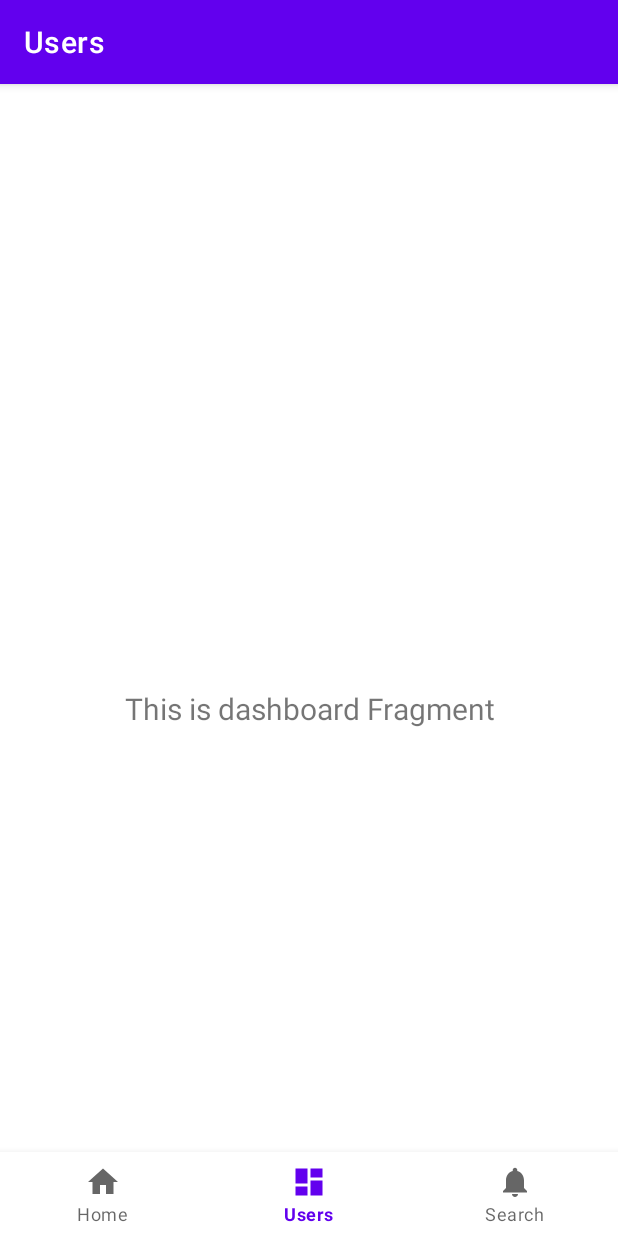
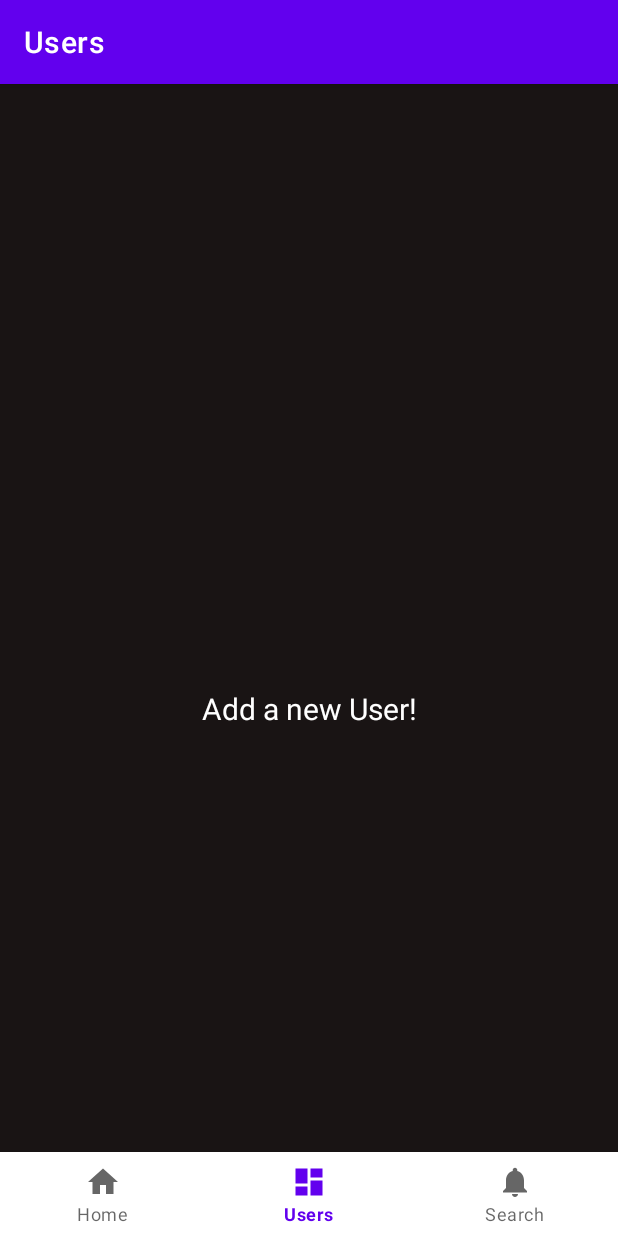
Before and after one commit to david-holmes-UAB/CS422_FinalApp, an Android app: the DashboardFragment screen opened through its navigation route, on a phone screen of 412 x 824 dp. Run offline under Robolectric (Android 15) with nearby library versions, the phone set to English and light mode, and no system bars; our stand-ins replace Room's generated code, navigation-ui.

Commit message:
color changes

```diff
--- a/MusicTracker/app/src/main/java/cs/mad/musictracker/ui/dashboard/DashboardViewModel.kt
+++ b/MusicTracker/app/src/main/java/cs/mad/musictracker/ui/dashboard/DashboardViewModel.kt
@@ -7,7 +7,7 @@ import androidx.lifecycle.ViewModel
 class DashboardViewModel : ViewModel() {
 
     private val _text = MutableLiveData<String>().apply {
-        value = "This is dashboard Fragment"
+        value = "Add a new User!"
     }
     val text: LiveData<String> = _text
 }
--- a/MusicTracker/app/src/main/java/cs/mad/musictracker/ui/home/HomeViewModel.kt
+++ b/MusicTracker/app/src/main/java/cs/mad/musictracker/ui/home/HomeViewModel.kt
@@ -7,7 +7,7 @@ import androidx.lifecycle.ViewModel
 class HomeViewModel : ViewModel() {
 
     private val _text = MutableLiveData<String>().apply {
-        value = "This is home Fragment"
+        value = "Add a User on the Users tab to get started."
     }
     val text: LiveData<String> = _text
 }
--- a/MusicTracker/app/src/main/res/layout/activity_main.xml
+++ b/MusicTracker/app/src/main/res/layout/activity_main.xml
@@ -4,7 +4,8 @@
     android:id="@+id/container"
     android:layout_width="match_parent"
     android:layout_height="match_parent"
-    android:paddingTop="?attr/actionBarSize">
+    android:paddingTop="?attr/actionBarSize"
+    android:background="@color/spotifyBlack">
 
     <com.google.android.material.bottomnavigation.BottomNavigationView
         android:id="@+id/nav_view"
--- a/MusicTracker/app/src/main/res/layout/fragment_dashboard.xml
+++ b/MusicTracker/app/src/main/res/layout/fragment_dashboard.xml
@@ -15,6 +15,7 @@
         android:layout_marginEnd="8dp"
         android:textAlignment="center"
         android:textSize="20sp"
+        android:textColor="@color/white"
         app:layout_constraintBottom_toBottomOf="parent"
         app:layout_constraintEnd_toEndOf="parent"
         app:layout_constraintStart_toStartOf="parent"
--- a/MusicTracker/app/src/main/res/layout/fragment_home.xml
+++ b/MusicTracker/app/src/main/res/layout/fragment_home.xml
@@ -15,6 +15,7 @@
         android:layout_marginEnd="8dp"
         android:textAlignment="center"
         android:textSize="20sp"
+        android:textColor="@color/white"
         app:layout_constraintBottom_toBottomOf="parent"
         app:layout_constraintEnd_toEndOf="parent"
         app:layout_constraintStart_toStartOf="parent"
--- a/MusicTracker/app/src/main/res/layout/fragment_notifications.xml
+++ b/MusicTracker/app/src/main/res/layout/fragment_notifications.xml
@@ -15,6 +15,7 @@
         android:layout_marginEnd="8dp"
         android:textAlignment="center"
         android:textSize="20sp"
+        android:textColor="@color/white"
         app:layout_constraintBottom_toBottomOf="parent"
         app:layout_constraintEnd_toEndOf="parent"
         app:layout_constraintStart_toStartOf="parent"
--- a/MusicTracker/app/src/main/res/values/colors.xml
+++ b/MusicTracker/app/src/main/res/values/colors.xml
@@ -7,4 +7,6 @@
     <color name="teal_700">#FF018786</color>
     <color name="black">#FF000000</color>
     <color name="white">#FFFFFFFF</color>
+    <color name="spMirrorBlue">#1DAFB9</color>
+    <color name="spotifyBlack">#191414</color>
 </resources>
--- a/MusicTracker/app/src/main/res/values/themes.xml
+++ b/MusicTracker/app/src/main/res/values/themes.xml
@@ -10,7 +10,7 @@
         <item name="colorSecondaryVariant">@color/teal_700</item>
         <item name="colorOnSecondary">@color/black</item>
         <!-- Status bar color. -->
-        <item name="android:statusBarColor">?attr/colorPrimaryVariant</item>
+        <item name="android:statusBarColor">@color/spotifyBlack</item>
         <!-- Customize your theme here. -->
     </style>
 </resources>
```
